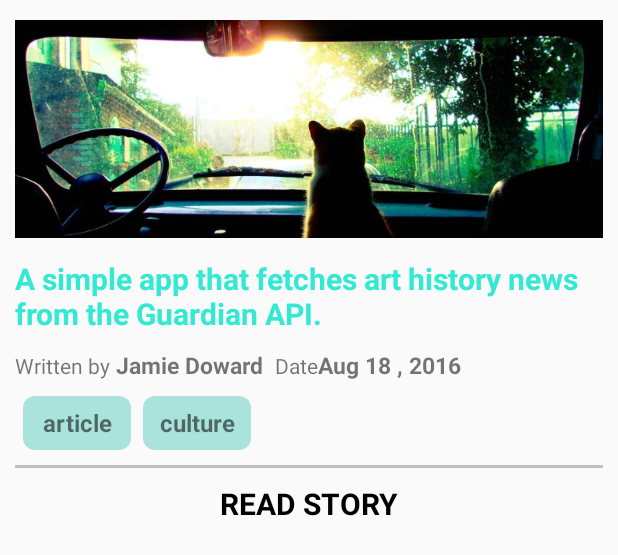
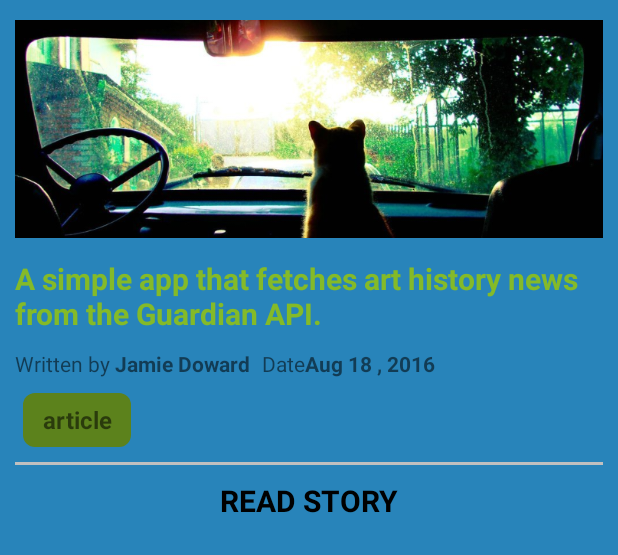
Before and after one commit to maxraf80/GuardianAPI, an Android app: the layout news.xml on its own in the app's theme, with its tools: preview values and no code run, on a phone screen of 412 x 824 dp. Shown: the top 555 px of the screen. Run offline under Robolectric (Android 15) with nearby library versions, the phone set to English and light mode, and no system bars.

Commit message:
First attemp to deliver

```diff
--- a/app/src/main/res/layout/activity_main.xml
+++ b/app/src/main/res/layout/activity_main.xml
@@ -6,12 +6,14 @@
     android:orientation="vertical"
     android:layout_width="match_parent"
     android:layout_height="wrap_content"
-    android:layout_marginTop="50dp">
+    android:background="@color/Dackground"
+    >
 
     <LinearLayout
         android:layout_width="match_parent"
         android:layout_height="wrap_content"
         android:layout_gravity="center_horizontal"
+        android:background="@color/Dackground"
         android:orientation="horizontal">
 
         <EditText
@@ -20,7 +22,7 @@
             android:layout_height="wrap_content"
             android:layout_marginLeft="20dp"
             android:layout_marginTop="20dp"
-            android:hint="Write your topic" />
+            android:hint="@string/topic" />
 
         <Button
             android:id="@+id/searchButton"
@@ -28,7 +30,7 @@
             android:layout_height="wrap_content"
             android:layout_marginLeft="40dp"
             android:layout_marginTop="20dp"
-            android:text="search" />
+            android:text="@string/search" />
 
     </LinearLayout>
 
@@ -54,7 +56,7 @@
         android:id="@+id/empty_list_view"
         android:layout_width="match_parent"
         android:layout_height="50dp"
-        android:text="List view is empty" />
+        android:text="@string/ListView" />
 
 </RelativeLayout>
 
--- a/app/src/main/res/layout/news.xml
+++ b/app/src/main/res/layout/news.xml
@@ -1,8 +1,10 @@
 <?xml version="1.0" encoding="utf-8"?>
-<ScrollView xmlns:android="http://schemas.android.com/apk/res/android"
+<LinearLayout xmlns:android="http://schemas.android.com/apk/res/android"
     android:orientation="vertical"
     android:layout_width="match_parent"
-    android:layout_height="match_parent">
+    android:layout_height="match_parent"
+    android:background="@color/Dackground">
+
     <LinearLayout
         android:layout_width="match_parent"
         android:layout_height="wrap_content"
@@ -44,7 +46,7 @@
                 android:layout_width="wrap_content"
                 android:layout_height="wrap_content"
                 android:text=" Jamie Doward"
-                android:textSize="15sp"
+                android:textSize="14sp"
                 android:textStyle="bold" />
 
             <TextView
@@ -58,7 +60,7 @@
                 android:layout_width="wrap_content"
                 android:layout_height="wrap_content"
                 android:text="Aug 18 , 2016"
-                android:textSize="15dp"
+                android:textSize="14dp"
                 android:textStyle="bold" />
         </LinearLayout>
 
@@ -78,16 +80,7 @@
                 android:textSize="16dp"
                 android:textStyle="bold" />
 
-            <TextView
-                android:id="@+id/theme2"
-                android:layout_width="wrap_content"
-                android:layout_height="wrap_content"
-                android:layout_marginLeft="8dp"
-                android:background="@drawable/rectangle"
-                android:gravity="center"
-                android:text="culture"
-                android:textSize="16dp"
-                android:textStyle="bold" />
+
         </LinearLayout>
 
         <View
@@ -106,4 +99,4 @@
             android:textSize="20sp"
             android:textStyle="bold" />
     </LinearLayout>
-</ScrollView>
+</LinearLayout>
--- a/app/src/main/res/values/colors.xml
+++ b/app/src/main/res/values/colors.xml
@@ -3,8 +3,9 @@
     <color name="colorPrimary">#3F51B5</color>
     <color name="colorPrimaryDark">#303F9F</color>
     <color name="colorAccent">#FF4081</color>
-    <color name="HeadLine">#33e9d1</color>
-    <color name="DarkerHeadline">#28BAA7</color>
-    <color name="RectangleShape">#a9e3db</color>
+    <color name="HeadLine">#84ba28</color>
+    <color name="DarkerHeadline">#5c821c</color>
+    <color name="RectangleShape">#5c821c</color>
     <color name="MainColor">#000</color>
+    <color name="Dackground">#2884ba</color>
 </resources>
--- a/app/src/main/res/values/strings.xml
+++ b/app/src/main/res/values/strings.xml
@@ -3,4 +3,7 @@
     <string name="writenBy">Written by</string>
     <string name="date">Date</string>
     <string name="ReadURL">Read Story</string>
+    <string name="ListView">No news to show</string>
+    <string name="topic">Write your topic</string>
+    <string name="search">search</string>
 </resources>
```
